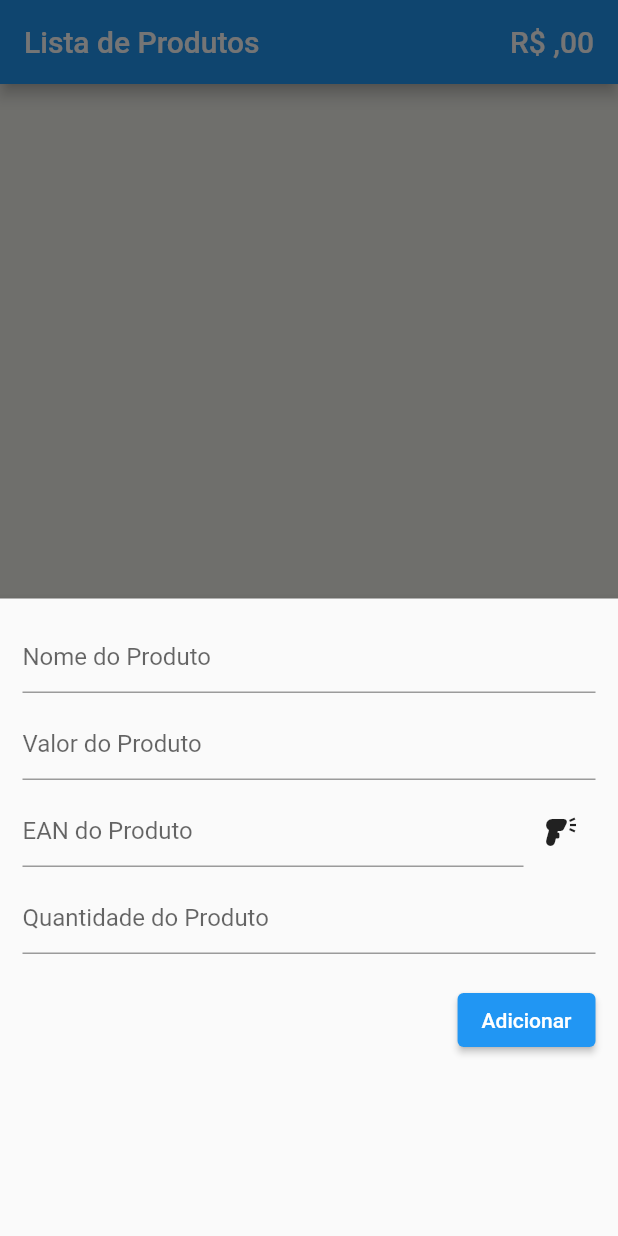
After one commit to SauloMFreitas/LDDM-Projeto, a Flutter app: the screen it shows after launch, item 5 of the bottom bar chosen, after a tap on the "add" icon, on a phone screen of 412 x 824 dp. The commit adds this screen. Run offline on Flutter 3.47's test engine with Material 2 defaults, Android fonts, the phone set to English and light mode, and no system bars; our stand-ins replace percent_indicator, shared_preferences, sqflite, table_calendar; missing offline and left inert: flutter_barcode_scanner; accounts and stored records are empty.

Commit message:
Add pagina temporaria "TelaInicial"

```diff
--- /dev/null
+++ b/Myplanner/lib/TelaInicial.dart
@@ -0,0 +1,313 @@
+import 'package:flutter/material.dart';
+import 'package:flutter/services.dart';
+import 'package:flutter_barcode_scanner/flutter_barcode_scanner.dart';
+import 'sql_helper.dart';
+import 'dart:async';
+import 'package:intl/intl.dart';
+
+final GlobalKey<ScaffoldMessengerState> _scaffoldMessengerKey =
+GlobalKey<ScaffoldMessengerState>();
+final formatCurrency = NumberFormat.simpleCurrency();
+
+final brl = NumberFormat.currency(
+    locale: 'br', customPattern: 'R\$ #,###', decimalDigits: 2);
+
+class TelaInicial extends StatefulWidget {
+  const TelaInicial({Key? key}) : super(key: key);
+
+  @override
+  State<TelaInicial> createState() => _TelaInicialState();
+}
+
+class _TelaInicialState extends State<TelaInicial> {
+  List<Map<String, dynamic>> _produtos = [];
+  double _valorTotal = 0.0;
+  bool _estaAtualizando = true;
+
+  void _atualizaProdutos() async {
+    final data = await SQLHelper.pegaProdutos();
+    setState(() {
+      _produtos = data;
+      _valorTotal = _total(_produtos);
+      _estaAtualizando = false;
+    });
+  }
+
+  double _total(List produtos) {
+    double total = 0.0;
+    for (var valor in produtos) {
+      total += valor['qte'] * valor['valor'];
+    }
+    return total;
+  }
+
+  @override
+  void initState() {
+    super.initState();
+    _atualizaProdutos();
+  }
+
+  @override
+  void dispose() {
+    _nomeController.dispose();
+    _valorController.dispose();
+    _eanController.dispose();
+    _qteController.dispose();
+    super.dispose();
+  }
+
+  final TextEditingController _nomeController = TextEditingController();
+  final TextEditingController _valorController = TextEditingController();
+  final TextEditingController _eanController = TextEditingController();
+  final TextEditingController _qteController = TextEditingController();
+
+  void _mostraEdicao(int? id) async {
+    if (id != null) {
+      final produtoExistente =
+      _produtos.firstWhere((element) => element['id'] == id);
+      _nomeController.text = produtoExistente['nome'];
+      _valorController.text = produtoExistente['valor'].toString();
+      _eanController.text = produtoExistente['ean'].toString();
+      _qteController.text = produtoExistente['qte'].toString();
+    }
+
+    showModalBottomSheet(
+        context: context,
+        elevation: 5,
+        isScrollControlled: true,
+        builder: (_) => Container(
+          padding: EdgeInsets.only(
+            top: 15,
+            left: 15,
+            right: 15,
+            bottom: MediaQuery.of(context).viewInsets.bottom + 120,
+          ),
+          child: Column(
+            mainAxisSize: MainAxisSize.min,
+            crossAxisAlignment: CrossAxisAlignment.end,
+            children: [
+              TextField(
+                controller: _nomeController,
+                decoration:
+                const InputDecoration(hintText: 'Nome do Produto'),
+              ),
+              const SizedBox(
+                height: 10,
+              ),
+              TextField(
+                keyboardType: TextInputType.number,
+                controller: _valorController,
+                decoration:
+                const InputDecoration(hintText: 'Valor do Produto'),
+              ),
+              const SizedBox(
+                height: 10,
+              ),
+              Row(
+                mainAxisAlignment: MainAxisAlignment.spaceBetween,
+                children: [
+                  Flexible(
+                    fit: FlexFit.loose,
+                    child: TextField(
+                      keyboardType: TextInputType.number,
+                      controller: _eanController,
+                      decoration:
+                      const InputDecoration(hintText: 'EAN do Produto'),
+                    ),
+                  ),
+                  IconButton(
+                    icon: const Icon(Icons.barcode_reader),
+                    onPressed: () {
+                      scanBarCode();
+                    },
+                  ),
+                ],
+              ),
+              const SizedBox(
+                height: 10,
+              ),
+              TextField(
+                keyboardType: TextInputType.number,
+                controller: _qteController,
+                decoration: const InputDecoration(
+                    hintText: 'Quantidade do Produto'),
+              ),
+              const SizedBox(
+                height: 20,
+              ),
+              ElevatedButton(
+                onPressed: () async {
+                  if (id == null) {
+                    await _adicionaProduto();
+                  }
+                  if (id != null) {
+                    await _atualizaProduto(id);
+                  }
+                  _nomeController.text = '';
+                  _valorController.text = '';
+                  _eanController.text = '';
+                  _qteController.text = '';
+                  _atualizaProdutos();
+                  if (!mounted) return;
+                  Navigator.of(context).pop();
+                },
+                child: Text(id == null ? 'Adicionar' : 'Atualizar'),
+              )
+            ],
+          ),
+        ));
+  }
+
+  Future<void> _adicionaProduto() async {
+    await SQLHelper.adicionarProduto(
+        _nomeController.text,
+        double.parse(_valorController.text),
+        int.parse(_eanController.text),
+        int.parse(_qteController.text));
+    _atualizaProdutos();
+  }
+
+  Future<void> _atualizaProduto(int id) async {
+    await SQLHelper.atualizaProduto(
+        id,
+        _nomeController.text,
+        double.parse(_valorController.text),
+        int.parse(_eanController.text),
+        int.parse(_qteController.text));
+    _atualizaProdutos();
+  }
+
+  void _apagaProduto(int id) async {
+    await SQLHelper.apagaProduto(id);
+    _scaffoldMessengerKey.currentState?.showSnackBar(const SnackBar(
+      content: Text('Produto apagado!'),
+    ));
+    _atualizaProdutos();
+  }
+
+  @override
+  Widget build(BuildContext context) {
+    return Scaffold(
+      appBar: AppBar(
+        title: Row(
+          mainAxisAlignment: MainAxisAlignment.spaceBetween,
+          children: [
+            const Text('Lista de Produtos'),
+            Text(brl.format(_valorTotal)),
+          ],
+        ),
+      ),
+      body: _estaAtualizando
+          ? const Center(
+        child: CircularProgressIndicator(),
+      )
+          : ListView.builder(
+        itemCount: _produtos.length,
+        itemBuilder: (context, index) => Card(
+          color: Colors.orange[50],
+          margin: const EdgeInsets.all(4),
+          child: ListTile(
+            title: Column(
+              children: [
+                Text("Código EAN: ${_produtos[index]['ean']}",
+                    style: const TextStyle(
+                      fontWeight: FontWeight.bold,
+                      fontSize: 10,
+                    )
+                ),
+                Row(
+                  mainAxisAlignment: MainAxisAlignment.start,
+                  children: [
+                    IconButton(
+                      icon: const Icon(Icons.edit),
+                      onPressed: () =>
+                          _mostraEdicao(_produtos[index]['id']),
+                    ),
+                    Text(_produtos[index]['nome'],
+                        style: const TextStyle(
+                          fontSize: 25,
+                          fontWeight: FontWeight.bold,
+                        )
+
+                    ),
+                  ],
+                ),
+              ],
+            ),
+            subtitle: Row(
+              mainAxisAlignment: MainAxisAlignment.spaceBetween,
+              children: [
+                Column(
+                  children: [
+                    const Text("Valor Unitário",
+                        style: TextStyle(
+                          fontWeight: FontWeight.normal,
+                          fontSize: 10,
+                        )),
+                    Text(brl.format(_produtos[index]['valor'])
+                    ),
+                  ],
+                ),
+                Column(
+                  children: [
+                    const Text("Qte",
+                        style: TextStyle(
+                          fontWeight: FontWeight.normal,
+                          fontSize: 10,
+                        )),
+                    Text(_produtos[index]['qte'].toString()),
+                  ],
+                ),
+                Column(
+                  children: [
+                    const Text("Total do Produto",
+                        style: TextStyle(
+                          fontWeight: FontWeight.normal,
+                          fontSize: 10,
+                        )),
+                    Text(brl.format(_calculaTotal(
+                        _produtos[index]['valor'], _produtos[index]['qte']))),
+                  ],
+                ),
+                IconButton(
+                  icon: const Icon(Icons.delete),
+                  onPressed: () => _apagaProduto(_produtos[index]['id']),
+                ),
+              ],
+            ),
+          ),
+        ),
+      ),
+      floatingActionButton: FloatingActionButton(
+        backgroundColor: Colors.orange,
+        child: const Icon(Icons.add,
+          color: Colors.black,
+
+        ),
+
+        onPressed: () => _mostraEdicao(null),
+      ),
+    );
+  }
+
+  Future<void> scanBarCode() async {
+    String resultadoBarCode="0000000000000";
+    try {
+      resultadoBarCode = await FlutterBarcodeScanner.scanBarcode(
+          '#ff6666', 'Cancelar', true, ScanMode.BARCODE);
+
+    } on PlatformException {
+      resultadoBarCode = 'Erro ao pegar a versão da plataforma.';
+    }
+    if (!mounted) return;
+    setState(() {
+      _eanController.text = resultadoBarCode;
+    });
+  }
+
+  double _calculaTotal(double valor, int qte) {
+    double total = 0.0;
+    total = valor * qte;
+    return total;
+  }
+}
--- a/Myplanner/lib/main.dart
+++ b/Myplanner/lib/main.dart
@@ -7,6 +7,7 @@ import 'Calendario.dart';
 import 'Lista.dart';
 import 'Pet.dart';
 import 'Perfil.dart';
+import 'TelaInicial.dart';
 
 void main() {
   initializeDateFormatting('pt_BR');
@@ -15,7 +16,7 @@ void main() {
     debugShowCheckedModeBanner: false,
     home: Inicio(),
     theme: ThemeData(
-      scaffoldBackgroundColor: AppStyles.primaryColor, // Defina a cor de fundo preta para todo o aplicativo
+      scaffoldBackgroundColor: AppStyles.primaryColor,
       textTheme: const TextTheme(
           bodyLarge: AppStyles.bodyTextStyle,
           displayLarge: AppStyles.titleTextStyle,
@@ -37,7 +38,8 @@ class _InicioState extends State<Inicio> {
     Lista(),
     AddTarefa(),
     Pet(xpAtual: 120),
-    Perfil()
+    //Perfil(),
+    TelaInicial(),
   ];
 
   void onTabTapped(int index) {
@@ -61,7 +63,8 @@ class _InicioState extends State<Inicio> {
           BottomNavigationBarItem(icon: Icon(Icons.format_list_bulleted), label: "Tarefas",backgroundColor: Colors.white),
           BottomNavigationBarItem(icon: Icon(Icons.add_box), label: "Criar Tarefa",backgroundColor: Colors.white),
           BottomNavigationBarItem(icon: Icon(Icons.pets), label: "Pet", backgroundColor: Colors.white),
-          BottomNavigationBarItem(icon: Icon(Icons.person), label: "Perfil",backgroundColor: Colors.white)
+          //BottomNavigationBarItem(icon: Icon(Icons.person), label: "Perfil",backgroundColor: Colors.white),
+          BottomNavigationBarItem(icon: Icon(Icons.account_tree), label: "TelaInicial",backgroundColor: Colors.white),
         ],
       ),
     );
--- /dev/null
+++ b/Myplanner/lib/sql_helper.dart
@@ -0,0 +1,71 @@
+import 'package:flutter/foundation.dart';
+import 'package:sqflite/sqflite.dart' as sql;
+
+class SQLHelper {
+  static Future<void> criaTabela(sql.Database database) async {
+    await database.execute("""CREATE TABLE produtos(
+        id INTEGER PRIMARY KEY AUTOINCREMENT NOT NULL,
+        nome TEXT,
+        valor REAL,
+        ean INTEGER,
+        qte INTEGER,
+        createdAt TIMESTAMP NOT NULL DEFAULT CURRENT_TIMESTAMP
+      )
+      """);
+  }
+
+  static Future<sql.Database> db() async {
+    return sql.openDatabase(
+      'produtos.db',
+      version: 1,
+      onCreate: (sql.Database database, int version) async {
+        await criaTabela(database);
+      },
+    );
+  }
+
+  static Future<int> adicionarProduto(String nome, double valor, int ean, int qte) async {
+    final db = await SQLHelper.db();
+
+    final dados = {'nome': nome, 'valor': valor, 'ean': ean, 'qte': qte};
+    final id = await db.insert('produtos', dados,
+        conflictAlgorithm: sql.ConflictAlgorithm.replace);
+    return id;
+  }
+
+  static Future<List<Map<String, dynamic>>> pegaProdutos() async {
+    final db = await SQLHelper.db();
+    return db.query('produtos', orderBy: "id");
+  }
+
+  static Future<List<Map<String, dynamic>>> pegaUmProduto(int id) async {
+    final db = await SQLHelper.db();
+    return db.query('produtos', where: "id = ?", whereArgs: [id], limit: 1);
+  }
+
+  static Future<int> atualizaProduto(
+      int id, String nome, double valor, int ean, int qte) async {
+    final db = await SQLHelper.db();
+
+    final dados = {
+      'nome': nome,
+      'valor': valor,
+      'ean': ean,
+      'qte': qte,
+      'createdAt': DateTime.now().toString()
+    };
+
+    final result =
+    await db.update('produtos', dados, where: "id = ?", whereArgs: [id]);
+    return result;
+  }
+
+  static Future<void> apagaProduto(int id) async {
+    final db = await SQLHelper.db();
+    try {
+      await db.delete("produtos", where: "id = ?", whereArgs: [id]);
+    } catch (err) {
+      debugPrint("Erro ao apagar o item item: $err");
+    }
+  }
+}
```
Also changed, not shown: Myplanner/lib/Perfil.dart (+1 -15 lines).
